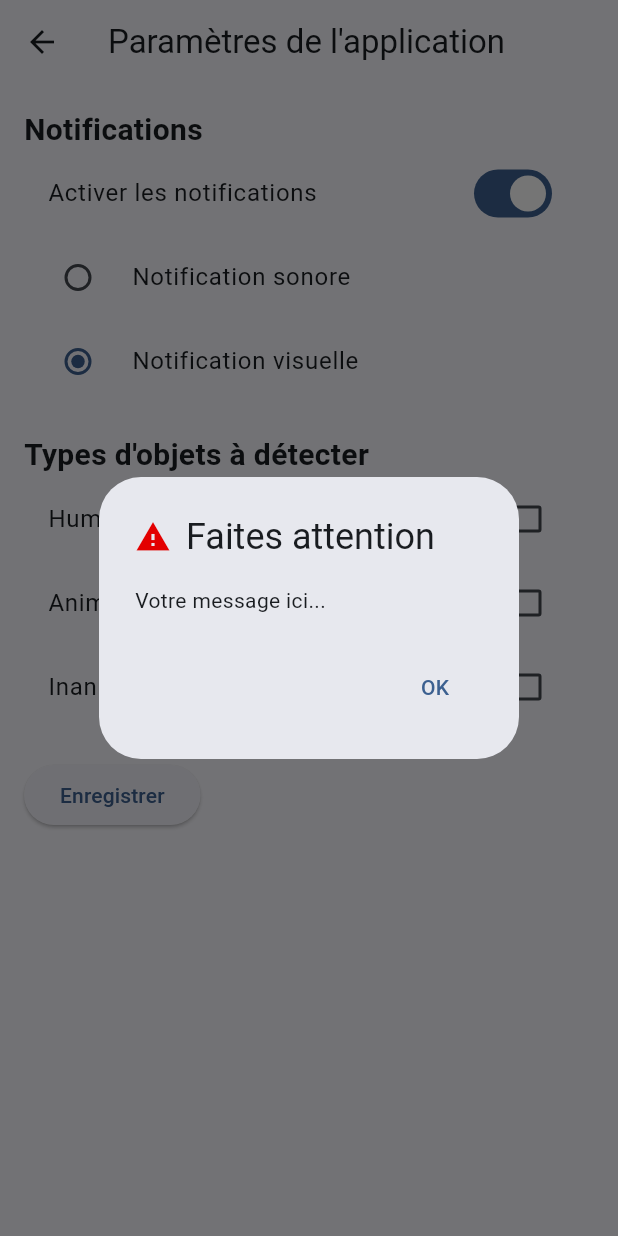
After one commit to AyaMabaouj/objectdetection, a Flutter app: the SettingsPage screen opened directly, after a tap on "Activer les notifications", after a tap on "Notification visuelle", on a phone screen of 412 x 824 dp. The commit adds this screen. Run offline on Flutter 3.47's test engine with Material 3 defaults, Android fonts, the light colour scheme and no system bars; our stand-ins replace camera, flutter_local_notifications, flutter_tts, sensors_plus; missing offline and left inert: flutter_tflite.

Commit message:
add notif

```diff
--- a/lib/MySplashPage.dart
+++ b/lib/MySplashPage.dart
@@ -62,7 +62,7 @@ class _MySplashPageState extends State<MySplashPage>
         child: ScaleTransition(
           scale: _animation,
           child: Image.asset(
-            "assets/detection.png",
+            "assets/logo.png",
             width: screenWidth * 0.6, // Ajuster la taille au besoin
             height: screenHeight * 0.6, // Ajuster la taille au besoin
           ),
--- a/lib/SafeHome.dart
+++ b/lib/SafeHome.dart
@@ -69,6 +69,8 @@ class _SafeHomeState extends State<SafeHome> {
   @override
   Widget build(BuildContext context) {
     return Scaffold(
+       appBar: AppBar(
+        title: Text('SafeHome'),),
       body: Center(
         child: Column(
           mainAxisAlignment: MainAxisAlignment.center,
--- /dev/null
+++ b/lib/SettingsPage.dart
@@ -0,0 +1,146 @@
+import 'package:detectionobject/notifications/visualNotif.dart';
+import 'package:flutter/material.dart';
+
+import 'notifications/NotificationSonore .dart';
+
+class SettingsPage extends StatefulWidget {
+  @override
+  _SettingsPageState createState() => _SettingsPageState();
+}
+
+enum NotificationType { sound, visual }
+
+class _SettingsPageState extends State<SettingsPage> {
+  bool _enableNotifications = false;
+  NotificationType _notificationType = NotificationType.sound;
+  List<String> _selectedObjects = [];
+
+  @override
+  Widget build(BuildContext context) {
+    return Scaffold(
+      appBar: AppBar(
+        title: Text('Paramètres de l\'application'),
+      ),
+      body: Padding(
+        padding: const EdgeInsets.all(16.0),
+        child: Column(
+          crossAxisAlignment: CrossAxisAlignment.start,
+          children: [
+            Text(
+              'Notifications',
+              style: TextStyle(fontSize: 20, fontWeight: FontWeight.bold),
+            ),
+            SwitchListTile(
+              title: Text('Activer les notifications'),
+              value: _enableNotifications,
+              onChanged: (value) {
+                setState(() {
+                  _enableNotifications = value;
+                });
+              },
+            ),
+            Visibility(
+              visible: _enableNotifications,
+              child: Column(
+                crossAxisAlignment: CrossAxisAlignment.start,
+                children: [
+                  RadioListTile<NotificationType>(
+                    title: Text('Notification sonore'),
+                    value: NotificationType.sound,
+                    groupValue: _notificationType,
+                    onChanged: (NotificationType? value) {
+                      _handleNotificationTypeChange(value);
+                    },
+                  ),
+                  RadioListTile<NotificationType>(
+                    title: Text('Notification visuelle'),
+                    value: NotificationType.visual,
+                    groupValue: _notificationType,
+                    onChanged: (NotificationType? value) {
+                      setState(() {
+                        _notificationType = value!;
+                        VisualNotif.show(context);
+                      });
+                    },
+                  ),
+                ],
+              ),
+            ),
+            SizedBox(height: 20),
+            Text(
+              'Types d\'objets à détecter',
+              style: TextStyle(fontSize: 20, fontWeight: FontWeight.bold),
+            ),
+            CheckboxListTile(
+              title: Text('Humain'),
+              value: _selectedObjects.contains('Humain'),
+              onChanged: (value) {
+                setState(() {
+                  if (value!)
+                    _selectedObjects.add('Humain');
+                  else
+                    _selectedObjects.remove('Humain');
+                });
+              },
+            ),
+            CheckboxListTile(
+              title: Text('Animal'),
+              value: _selectedObjects.contains('Animal'),
+              onChanged: (value) {
+                setState(() {
+                  if (value!)
+                    _selectedObjects.add('Animal');
+                  else
+                    _selectedObjects.remove('Animal');
+                });
+              },
+            ),
+            CheckboxListTile(
+              title: Text('Inanimé'),
+              value: _selectedObjects.contains('Inanimé'),
+              onChanged: (value) {
+                setState(() {
+                  if (value!)
+                    _selectedObjects.add('Inanimé');
+                  else
+                    _selectedObjects.remove('Inanimé');
+                });
+              },
+            ),
+            SizedBox(height: 20),
+            ElevatedButton(
+              onPressed: () {
+                // Enregistrer les paramètres
+                // Cette fonctionnalité serait implémentée ici
+                // Par exemple : _saveSettings()
+                ScaffoldMessenger.of(context).showSnackBar(
+                  SnackBar(content: Text('Paramètres enregistrés')),
+                );
+              },
+              child: Text('Enregistrer'),
+            ),
+          ],
+        ),
+      ),
+    );
+  }
+
+  void _handleNotificationTypeChange(NotificationType? value) async {
+    setState(() {
+      _notificationType = value!;
+    });
+
+    if (_notificationType == NotificationType.sound) {
+      await _showSoundNotification();
+    }
+  }
+
+  Future<void> _showSoundNotification() async {
+    await NotificationSonore.init();
+    await NotificationSonore.showNotification(
+      id: 0,
+      title: 'Alert',
+      body: 'faite APttention!',
+    );
+  }
+}
--- a/lib/main.dart
+++ b/lib/main.dart
@@ -19,7 +19,7 @@ class MyApp extends StatelessWidget {
       title: 'Object Detection',
       theme: ThemeData(
 
-        colorScheme: ColorScheme.fromSeed(seedColor: Colors.deepPurple),
+        colorScheme: ColorScheme.fromSeed(seedColor: Color.fromARGB(255, 119, 160, 220)),
         useMaterial3: true,
 
       ),
--- /dev/null
+++ b/lib/notifications/visualNotif.dart
@@ -0,0 +1,32 @@
+import 'package:flutter/material.dart';
+
+class VisualNotif {
+  static void show(BuildContext context) {
+    showDialog(
+      context: context,
+      builder: (BuildContext context) {
+        return AlertDialog(
+          title: Row(
+            children: [
+              Icon(
+                Icons.warning,
+                color: Color.fromARGB(255, 227, 0, 0),
+              ),
+              SizedBox(width: 10),
+              Text('Faites attention'),
+            ],
+          ),
+          content: Text('Votre message ici...'),
+          actions: <Widget>[
+            TextButton(
+              onPressed: () {
+                Navigator.of(context).pop();
+              },
+              child: Text('OK'),
+            ),
+          ],
+        );
+      },
+    );
+  }
+}
--- a/pubspec.yaml
+++ b/pubspec.yaml
@@ -14,6 +14,12 @@ dependencies:
   flutter_tflite: ^1.0.1
   image: ^3.0.1
   flutter_tts: ^3.8.5
+  sensors_plus: ^4.0.2
+  geolocator: ^10.1.0
+  flutter_local_notifications: ^16.3.2
+
+
+
 
 
 dev_dependencies:
```
Also changed, not shown: lib/HomePage.dart (+16 -1 lines), lib/SafeDrive.dart (+160 -0 lines), lib/camera.dart (+17 -26 lines), lib/notifications/NotificationSonore .dart (added, +48 -0 lines), lib/utils/sensor_utils.dart (added, +35 -0 lines), assets/logo.png (added), lib/bndbox.dart (line endings or trailing spaces), pubspec.lock, 6 other files.
